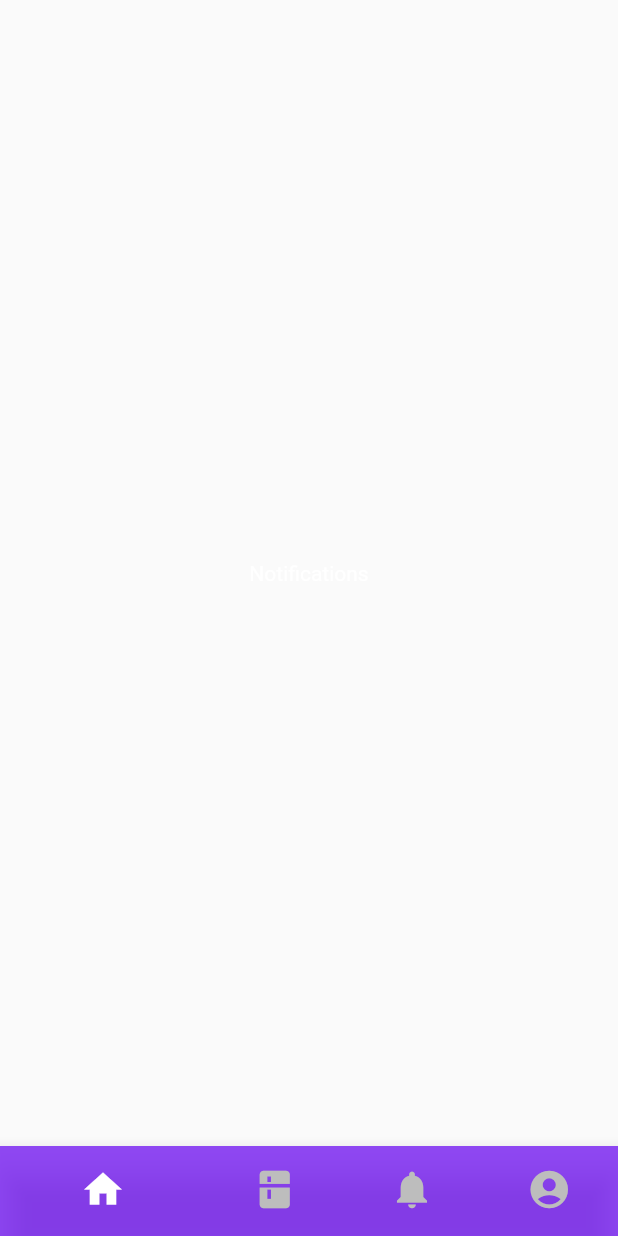
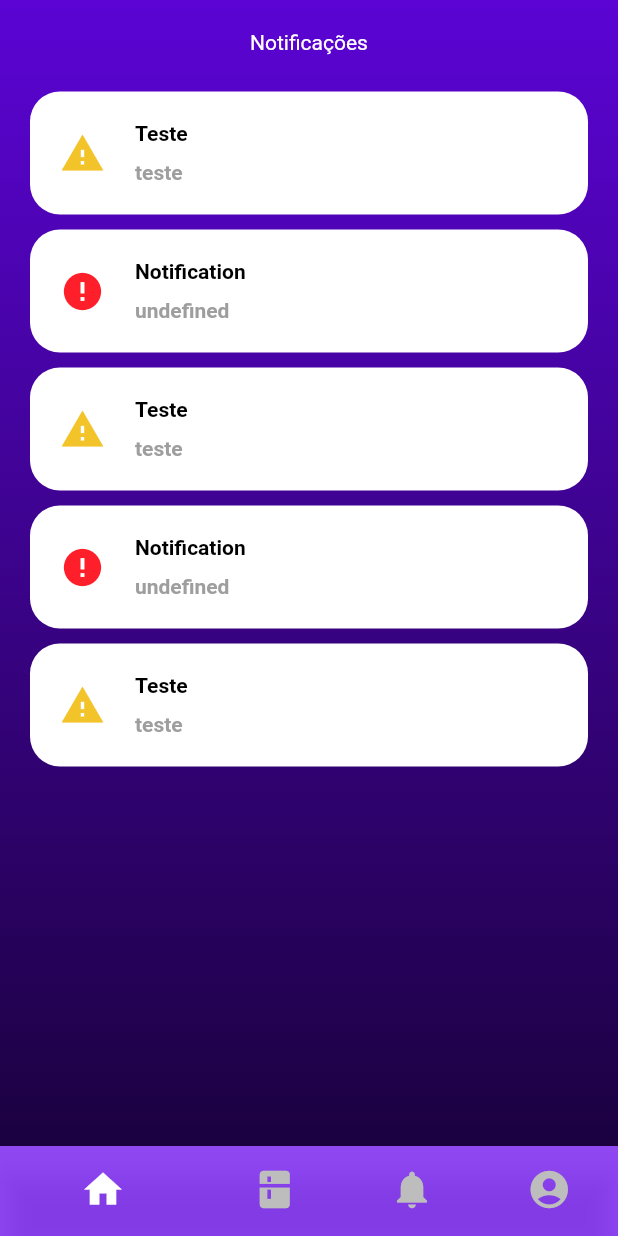
Before and after one commit to gabrielCaio/Kompress, a Flutter app: the screen it shows after launch, swiped to page 3, on a phone screen of 412 x 824 dp. Run offline on Flutter 3.47's test engine with Material 2 defaults, Android fonts, the phone set to English and light mode, and no system bars; our stand-ins replace google_fonts; Roboto replaces fonts that are missing (Domine); project files that could hold a hidden picture were left out.

Commit message:
feat: notifications and edit profile ui ok

```diff
--- a/mobile/lib/app/components/notification_card.dart
+++ b/mobile/lib/app/components/notification_card.dart
@@ -46,10 +46,18 @@ class NotificationCard extends StatelessWidget {
               children: [
                 Text(
                   title,
-                  style: const TextStyle(fontWeight: FontWeight.bold),
+                  style: const TextStyle(
+                    fontWeight: FontWeight.bold,
+                    color: Colors.black,
+                  ),
                 ),
                 const SizedBox(height: 10),
-                Text(notificationText, textAlign: TextAlign.left),
+                Text(notificationText,
+                    style: const TextStyle(
+                      fontWeight: FontWeight.bold,
+                      color: Colors.grey,
+                    ),
+                    textAlign: TextAlign.left),
               ],
             ),
           ],
--- a/mobile/lib/app/pages/edit_profile.dart
+++ b/mobile/lib/app/pages/edit_profile.dart
@@ -38,7 +38,7 @@ class _EditProfileState extends State<EditProfile> {
             ),
           ),
           child: Padding(
-            padding: const EdgeInsets.symmetric(horizontal: 10, vertical: 20),
+            padding: const EdgeInsets.symmetric(horizontal: 20, vertical: 20),
             child: Column(
               mainAxisAlignment: MainAxisAlignment.spaceBetween,
               children: [
@@ -74,6 +74,7 @@ class _EditProfileState extends State<EditProfile> {
                   child: const TextField(
                     decoration: InputDecoration(
                       hintText: "Nome",
+                      contentPadding: EdgeInsets.only(left: 5),
                     ),
                   ),
                 ),
--- a/mobile/lib/app/pages/notifications.dart
+++ b/mobile/lib/app/pages/notifications.dart
@@ -1,4 +1,6 @@
 import 'package:flutter/material.dart';
+import 'package:kompress/app/components/notification_card.dart';
+import 'package:kompress/app/utils/theme.dart';
 
 class Notifications extends StatefulWidget {
   const Notifications({Key? key}) : super(key: key);
@@ -12,9 +14,30 @@ class _NotificationsState extends State<Notifications>
   @override
   Widget build(BuildContext context) {
     super.build(context);
-    return const Scaffold(
-      body: Center(
-        child: Text("Notifications"),
+    return Scaffold(
+      body: SizedBox.expand(
+        child: Container(
+          padding: const EdgeInsets.all(20),
+          decoration: const BoxDecoration(
+            gradient: LinearGradient(
+              colors: [CustomTheme.gradientStart, CustomTheme.gradientEnd],
+              begin: Alignment.topCenter,
+              end: Alignment.bottomCenter,
+            ),
+          ),
+          child: ListView(
+            children: const [
+              Align(
+                  alignment: Alignment.topCenter, child: Text("Notificações")),
+              SizedBox(height: 20),
+              NotificationCard(title: "Teste", notificationText: "teste"),
+              NotificationCard(type: NotificationType.expired),
+              NotificationCard(title: "Teste", notificationText: "teste"),
+              NotificationCard(type: NotificationType.expired),
+              NotificationCard(title: "Teste", notificationText: "teste"),
+            ],
+          ),
+        ),
       ),
     );
   }
--- a/mobile/pubspec.yaml
+++ b/mobile/pubspec.yaml
@@ -38,6 +38,7 @@ dependencies:
   image_picker: ^0.8.4+4
   flutter_svg: ^1.0.1
   shared_preferences: ^2.0.12
+  localstorage: ^4.0.0+1
 
 dev_dependencies:
   flutter_test:
```
Also changed, not shown: mobile/pubspec.lock.
